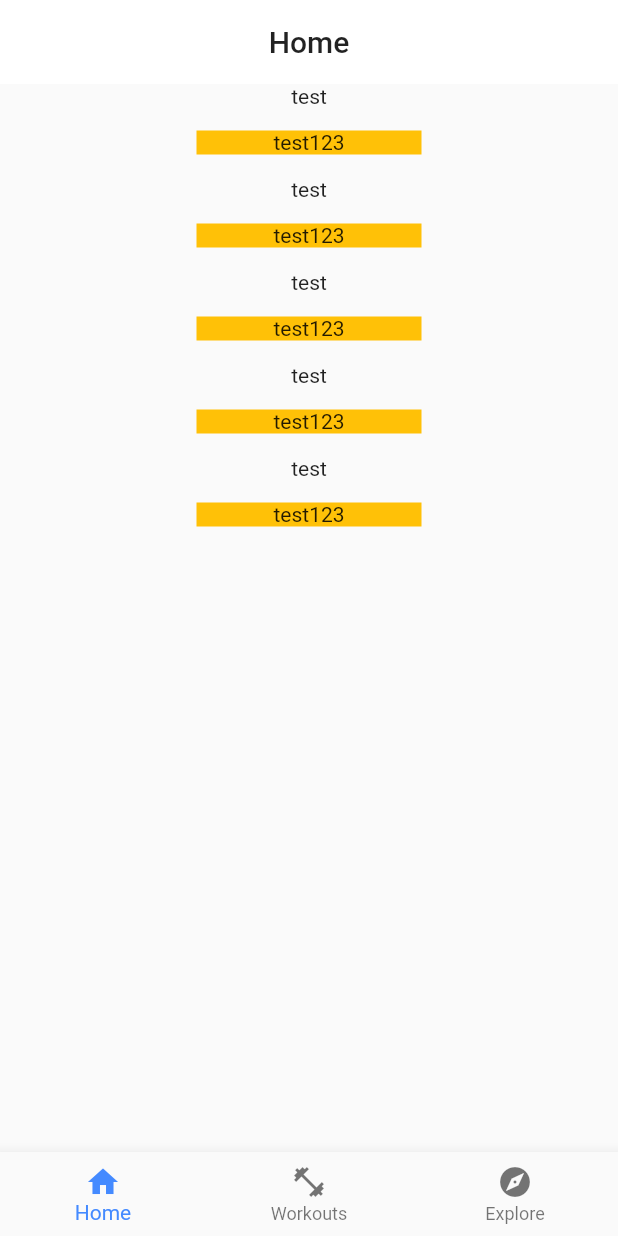
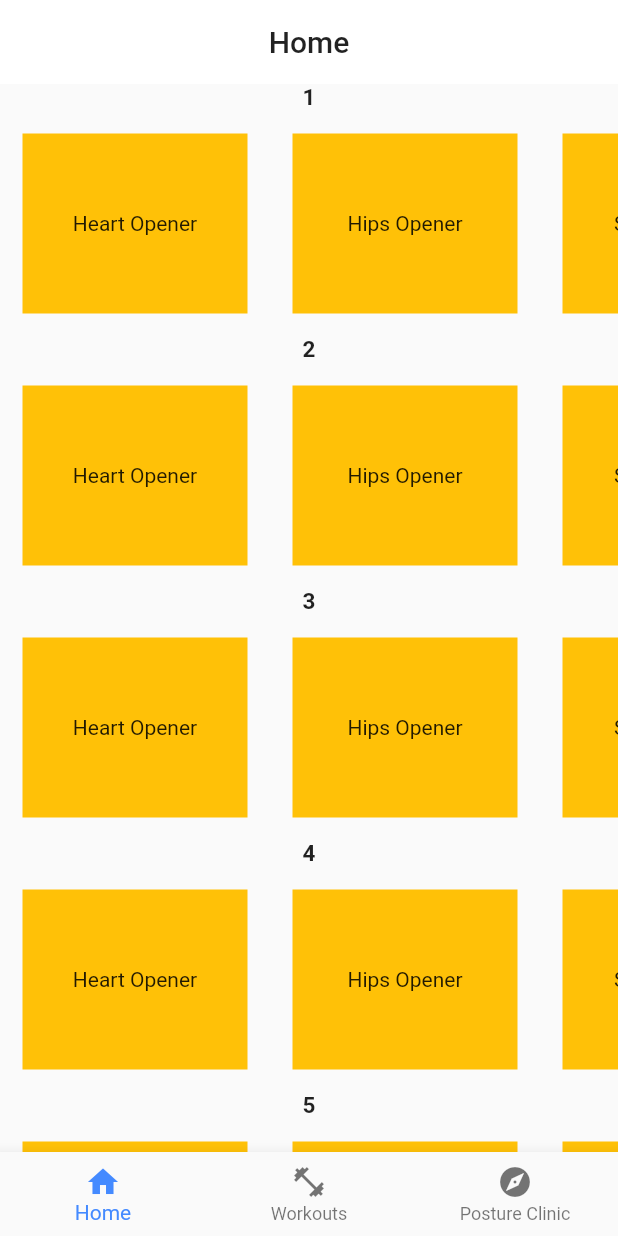
Before and after one commit to f3igao/namaslay_flutter, a Flutter app: the screen it shows after launch, on a phone screen of 412 x 824 dp. Run offline on Flutter 3.47's test engine with Material 2 defaults, Android fonts, the phone set to English and light mode, and no system bars.

Commit message:
wip: home tab view

```diff
--- a/lib/app.dart
+++ b/lib/app.dart
@@ -1,7 +1,7 @@
 import 'package:flutter/material.dart';
-import 'pages/workouts.dart';
-import 'pages/home.dart';
-import 'pages/explore.dart';
+import 'package:namaslay_flutter/tabs/home_tab.dart';
+import 'package:namaslay_flutter/tabs/posture_clinic.dart';
+import 'package:namaslay_flutter/tabs/workouts_tab.dart';
 
 class Namaslay extends StatelessWidget {
   @override
@@ -26,9 +26,9 @@ class _HomePageState extends State<HomePage> {
   static const TextStyle optionStyle =
       TextStyle(fontSize: 30, fontWeight: FontWeight.bold);
   static List<Widget> _widgetOptions = <Widget>[
-    Home(),
-    Workouts(),
-    Explore(),
+    HomeTab(),
+    WorkoutsTab(),
+    PostureClinic(),
   ];
 
   void _onItemTapped(int index) {
@@ -59,7 +59,7 @@ class _HomePageState extends State<HomePage> {
           ),
           BottomNavigationBarItem(
             icon: Icon(Icons.explore),
-            title: Text('Explore'),
+            title: Text('Posture Clinic'),
           ),
         ],
         currentIndex: _selectedIndex,
--- a/lib/pages/home.dart
+++ /dev/null
@@ -1,85 +0,0 @@
-import 'package:flutter/material.dart';
-
-class Home extends StatelessWidget {
-  @override
-  Widget build(BuildContext context) {
-    return Scaffold(
-      appBar: AppBar(
-        title: const Text(
-          'Home',
-          style: TextStyle(color: Colors.black87),
-        ),
-        centerTitle: true,
-        backgroundColor: Colors.white,
-        elevation: 0,
-      ),
-      body: Container(
-          child: ListView(
-        children: <Widget>[
-          HomeRow(),
-          HomeRow(),
-          HomeRow(),
-          HomeRow(),
-          HomeRow(),
-        ],
-      )),
-    );
-  }
-}
-
-List<String> flows = [
-  'Heart Opener',
-  'Hips Opener',
-  'Sunrise Yoga',
-  'Wind Down',
-  'Bedtime Yoga',
-  'Cardio Blast',
-  'Power Your Purpose',
-  'Find Your Flow',
-  'Meditation in Motion',
-  'Calm Your Mind',
-  'Mental Detox',
-  'Root Down',
-  'Playtime'
-];
-
-class HomeRow extends StatelessWidget {
-  @override
-  Widget build(BuildContext context) {
-    return Column(
-      children: <Widget>[
-        Text('test'),
-        MockCard(),
-      ],
-    );
-  }
-}
-
-class MockCards extends StatelessWidget {
-  @override
-  Widget build(BuildContext context) {
-    return Container(
-        color: Colors.white,
-        height: 150.0,
-        child: ListView(
-          scrollDirection: Axis.horizontal,
-          children: <Widget>[
-            MockCard(),
-            MockCard(),
-            MockCard(),
-            MockCard(),
-          ],
-        ));
-  }
-}
-
-class MockCard extends StatelessWidget {
-  @override
-  Widget build(BuildContext context) {
-    return Container(
-        child: Center(child: Text('test123')),
-        width: 150,
-        color: Colors.amber,
-        margin: EdgeInsets.all(15));
-  }
-}
--- /dev/null
+++ b/lib/tabs/home_tab.dart
@@ -0,0 +1,132 @@
+import 'package:flutter/material.dart';
+
+List<String> mockWorkouts = [
+  'Heart Opener',
+  'Hips Opener',
+  'Sunrise Yoga',
+  'Wind Down',
+  'Bedtime Yoga',
+  'Cardio Blast',
+  'Power Your Purpose',
+  'Find Your Flow',
+  'Meditation in Motion',
+  'Calm Your Mind',
+  'Mental Detox',
+  'Root Down',
+  'Playtime'
+];
+
+class HomeTab extends StatelessWidget {
+  @override
+  Widget build(BuildContext context) {
+    return Scaffold(
+      appBar: AppBar(
+        title: const Text(
+          'Home',
+          style: TextStyle(color: Colors.black87),
+        ),
+        centerTitle: true,
+        backgroundColor: Colors.white,
+        elevation: 0,
+      ),
+      body: Container(
+        child: ListView(
+        children: <Widget>[
+          HomeRow('1'),
+          HomeRow('2'),
+          HomeRow('3'),
+          HomeRow('4'),
+          HomeRow('5'),
+        ],
+        // children: <Widget>[... flows.map((flow)=> HomeRow(flow)])
+        //  child: _buildWorkoutsList(context)
+      ),
+    );
+  }
+}
+
+List<String> flows = [
+  'Heart Opener',
+  'Hips Opener',
+  'Sunrise Yoga',
+  'Wind Down',
+  'Bedtime Yoga',
+  'Cardio Blast',
+  'Power Your Purpose',
+  'Find Your Flow',
+  'Meditation in Motion',
+  'Calm Your Mind',
+  'Mental Detox',
+  'Root Down',
+  'Playtime'
+];
+
+class HomeRow extends StatelessWidget {
+  final String workoutTheme;
+  HomeRow(this.workoutTheme);
+  @override
+  Widget build(BuildContext context) {
+    return Column(
+      children: <Widget>[
+        Text(workoutTheme, style: TextStyle(fontSize: 15, fontWeight: FontWeight.bold)),
+        Workouts(),
+      ],
+    );
+  }
+}
+
+  Widget _buildWorkoutsList(BuildContext context) {
+    return ListView.builder(itemBuilder: _buildWorkoutTile, itemCount: flows.length);
+  }
+
+  Widget _buildWorkoutsRow(BuildContext context, int index) {
+    return Column(
+      children: <Widget>[
+        Text(mockWorkouts[index], style: TextStyle(fontSize: 15, fontWeight: FontWeight.bold)),
+        ListView.builder(itemBuilder: _buildWorkoutTile, itemCount: flows.length)
+      ],
+    );
+  }
+
+  Widget _buildWorkoutTile(BuildContext context, int index) {
+    return Container(
+        child: Center(child: Text(flows[index])),
+        width: 150,
+        color: Colors.amber,
+        margin: EdgeInsets.all(15));
+  }
+
+class Workouts extends StatelessWidget {
+  @override
+
+
+
+
+
+  Widget build(BuildContext context) {
+    return Container(
+        height: 150.0,
+        child: ListView(
+          scrollDirection: Axis.horizontal,
+          children: <Widget>[
+            WorkoutTile(flows[0]),
+            WorkoutTile(flows[1]),
+            WorkoutTile(flows[2]),
+            WorkoutTile(flows[3]),
+          ],
+        ));
+  }
+}
+
+class WorkoutTile extends StatelessWidget {
+  final String flowName;
+  WorkoutTile(this.flowName);
+  @override
+  Widget build(BuildContext context) {
+    return Container(
+        child: Center(child: Text(this.flowName)),
+        width: 150,
+        color: Colors.amber,
+        margin: EdgeInsets.all(15));
+  }
+}
--- a/lib/pages/explore.dart
+++ b/lib/tabs/posture_clinic.dart
@@ -1,6 +1,6 @@
 import 'package:flutter/material.dart';
 
-class Explore extends StatelessWidget {
+class PostureClinic extends StatelessWidget {
   @override
   Widget build(BuildContext context) {
     return DefaultTabController(
@@ -8,7 +8,7 @@ class Explore extends StatelessWidget {
       child: Scaffold(
         appBar: AppBar(
           title: const Text(
-            "Explore",
+            "Posture Clinic",
             style: TextStyle(color: Colors.black87),
           ),
           centerTitle: true,
```
Also changed, not shown: assets/mock/workouts.mock.dart (added, +15 -0 lines), lib/flow_container.dart (+28 -28 lines), lib/main_view.dart (deleted, +0 -22 lines), lib/tabs/workouts_tab.dart (renamed from lib/pages/workouts.dart, +4 -5 lines), lib/workouts/workout_cards.dart (renamed from lib/flows.dart, +7 -7 lines), lib/workouts/workouts_view.dart (added, +37 -0 lines).
